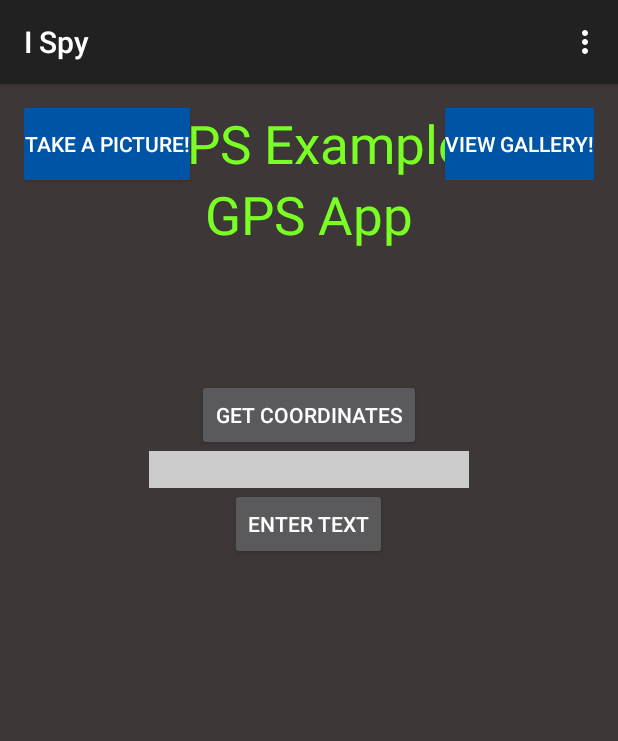
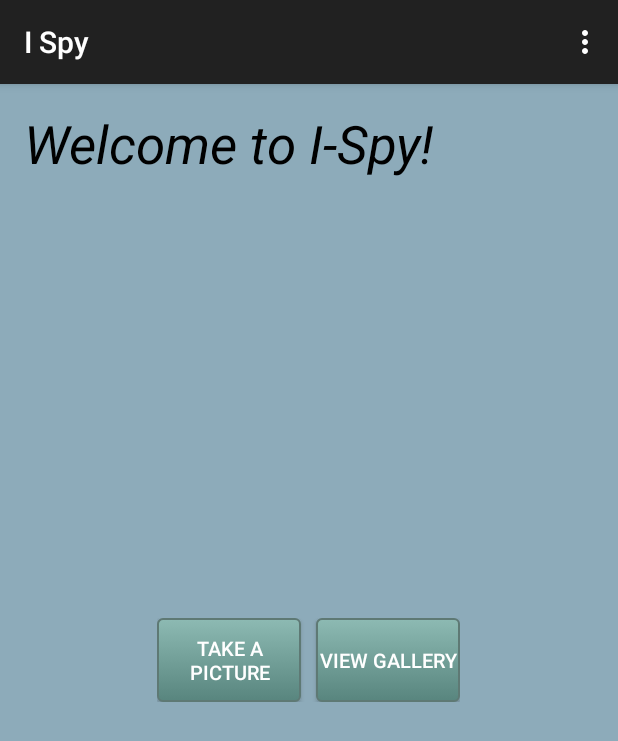
Before and after one commit to JohnReagan/i-spy-android, an Android app: the screen it shows after launch (MainActivity), on a phone screen of 412 x 824 dp. Shown: the top 741 px of the screen. Run offline under Robolectric (Android 15) with nearby library versions, the phone set to English and light mode, and no system bars.

Commit message:
Milestone 2
Images can now be saved to db with x, y, path, color, lat, and lng. Adds list view
with thumbnails for viewing images saved in database. Reworks home screen and uses
Material theme.

```diff
--- a/app/src/main/java/edu/virginia/cs/cs4720/ispy/MainActivity.java
+++ b/app/src/main/java/edu/virginia/cs/cs4720/ispy/MainActivity.java
@@ -1,9 +1,9 @@
 package edu.virginia.cs.cs4720.ispy;
-
 
 
 import android.app.Activity;
 import android.content.Intent;
+import android.content.res.Configuration;
 import android.net.Uri;
 import android.os.Bundle;
 import android.view.Menu;
@@ -13,7 +13,6 @@ import android.widget.Button;
 import android.widget.EditText;
 import android.widget.ImageView;
 import android.widget.TextView;
-import android.widget.Toast;
 
 import java.util.List;
 
@@ -21,6 +20,7 @@ public class MainActivity extends Activity {
     Button b1, b2;
     Button camButt;
     Button galButt;
+    Button guessButt;
     TextView tv;
     EditText et;
     int TAKE_PIC = 1;
@@ -34,41 +34,24 @@ public class MainActivity extends Activity {
     GPS gps;
 
     @Override
+    public void onConfigurationChanged(Configuration newConfig) {
+        super.onConfigurationChanged(newConfig);
+    }
+
+    @Override
     protected void onCreate(Bundle savedInstanceState) {
         super.onCreate(savedInstanceState);
         setContentView(R.layout.activity_main);
         ivImage = (ImageView)findViewById(R.id.ivImage);
-        b1 = (Button) findViewById(R.id.button1);
 
 
-        b1.setOnClickListener( new View.OnClickListener() {
-            public void onClick(View view) {
-                et = (EditText)findViewById(R.id.edit);
-                tv = (TextView)findViewById(R.id.textView2);
-                tv.setText("Welcome "+et.getText().toString()+"!");
-            }
-        });
-
-        b2 = (Button) findViewById(R.id.button);
-
-
-
-        b2.setOnClickListener(new View.OnClickListener() {
-            @Override
-            public void onClick(View arg0) {
-                gps = new GPS(MainActivity.this);
-
-                if (gps.canGetLocation()) {
-
-                    double latitude = gps.getLatitude();
-                    double longitude = gps.getLongitude();
-
-                    Toast.makeText(getApplicationContext(), "your location is: \nLat" + latitude + "\nLon" + longitude, Toast.LENGTH_LONG).show();
-                } else {
-                    gps.showSettingsAlert();
-                }
-            }
-        });
+//        guessButt = (Button)findViewById(R.id.guessButt);
+//        guessButt.setOnClickListener(new View.OnClickListener() {
+//            @Override
+//            public void onClick(View v) {
+//
+//            }
+//        });
 
         camButt = (Button)findViewById(R.id.myButt);
 
--- /dev/null
+++ b/app/src/main/res/drawable/button.xml
@@ -0,0 +1,24 @@
+<?xml version="1.0" encoding="utf-8"?>
+<selector xmlns:android="http://schemas.android.com/apk/res/android">
+    <item android:state_pressed="true" >
+        <shape android:shape="rectangle"  >
+            <corners android:radius="3dip" />
+            <stroke android:width="1dip" android:color="#5e7974" />
+            <gradient android:angle="-90" android:startColor="#345953" android:endColor="#689a92"  />
+        </shape>
+    </item>
+    <item android:state_focused="true">
+        <shape android:shape="rectangle"  >
+            <corners android:radius="3dip" />
+            <stroke android:width="1dip" android:color="#5e7974" />
+            <solid android:color="#58857e"/>
+        </shape>
+    </item>
+    <item >
+        <shape android:shape="rectangle"  >
+            <corners android:radius="3dip" />
+            <stroke android:width="1dip" android:color="#5e7974" />
+            <gradient android:angle="-90" android:startColor="#8dbab3" android:endColor="#58857e" />
+        </shape>
+    </item>
+</selector>
--- a/app/src/main/res/layout/activity_main.xml
+++ b/app/src/main/res/layout/activity_main.xml
@@ -3,101 +3,85 @@
     android:layout_height="match_parent" android:paddingLeft="@dimen/activity_horizontal_margin"
     android:paddingRight="@dimen/activity_horizontal_margin"
     android:paddingTop="@dimen/activity_vertical_margin"
-    android:background="#3D3737"
+    android:background="#8dabba"
     android:paddingBottom="@dimen/activity_vertical_margin" tools:context=".MainActivity">
 
-    <TextView android:text="GPS Example" android:layout_width="wrap_content"
+    <TextView android:text="@string/welcome" android:layout_width="wrap_content"
         android:layout_height="wrap_content"
         android:id="@+id/textview"
-        android:textSize="35dp"
+        android:textSize="35sp"
+        android:textStyle="italic"
         android:layout_alignParentTop="true"
-        android:layout_centerHorizontal="true"
-        android:textColor="#ff7aff24"
+        android:layout_alignParentLeft="true"
+        android:layout_alignParentStart="true"
+        android:textColor="#000000"
         />
 
-
-
-    <TextView
+    <LinearLayout
         android:layout_width="wrap_content"
         android:layout_height="wrap_content"
-        android:text="GPS App"
-        android:id="@+id/textView"
-        android:layout_below="@+id/textview"
+        android:orientation="horizontal"
+        android:layout_centerInParent="true"
         android:layout_centerHorizontal="true"
-        android:textColor="#ff7aff24"
-        android:textSize="35dp" />
-
-    <TextView
-        android:layout_width="wrap_content"
-        android:layout_height="wrap_content"
-        android:id="@+id/textView2"
-        android:layout_below="@+id/textView"
-        android:layout_centerHorizontal="true"
-        android:textColor="#ff7aff24"
-        android:textSize="35dp"
-        />
-
+        android:id="@+id/row1">
 
         <Button
-        android:layout_width="wrap_content"
-        android:layout_height="wrap_content"
-        android:text="Take a picture!"
+            android:layout_width="0.0dip"
+            android:layout_height="fill_parent"
+            android:layout_weight="1"
+            android:layout_marginRight="10dp"
+            android:layout_marginEnd="10dp"
+            android:text="@string/picture"
+            android:textSize="13sp"
             android:id="@+id/myButt"
-        android:background="#0054a6"
-        />
-    <FrameLayout
-        android:layout_width="fill_parent"
-        android:layout_height="wrap_content">
-        <Button
-            android:layout_width="wrap_content"
-            android:layout_height="wrap_content"
-            android:text="View gallery!"
-            android:id="@+id/galButt"
-            android:background="#0054a6"
-            android:layout_gravity="bottom|right"
-            />
-
-    </FrameLayout>
-
-
-
-    <Button
-        android:layout_width="wrap_content"
-        android:layout_height="wrap_content"
-        android:text="Get coordinates"
-        android:id="@+id/button"
-        android:layout_below="@+id/textView"
-        android:layout_centerHorizontal="true"
-        android:layout_marginTop="86dp" />
-
-    <EditText
-        android:layout_width="wrap_content"
-        android:layout_height="wrap_content"
-        android:layout_weight="1"
-        android:id="@+id/edit"
-        android:layout_below="@+id/button"
-        android:layout_centerHorizontal="true"
-        android:background="#CCCCCC"
-        android:ems="10"
-        android:inputType="textPersonName"
+            android:background="@drawable/button"
             />
 
         <Button
-        android:layout_width="wrap_content"
-        android:layout_height="wrap_content"
+            android:layout_width="0.0dip"
+            android:layout_height="fill_parent"
             android:layout_weight="1"
-        android:layout_centerHorizontal="true"
-        android:layout_below="@+id/edit"
-        android:text="Enter text"
-        android:id="@+id/button1"
-
+            android:text="@string/gallery"
+            android:id="@+id/galButt"
+            android:textSize="13sp"
+            android:background="@drawable/button"
             />
 
+    </LinearLayout>
+
+    <!--<LinearLayout-->
+        <!--android:layout_width="wrap_content"-->
+        <!--android:layout_height="wrap_content"-->
+        <!--android:orientation="horizontal"-->
+        <!--android:layout_centerInParent="true"-->
+        <!--android:layout_centerHorizontal="true"-->
+        <!--android:id="@+id/row2"-->
+        <!--android:layout_above="@+id/row1"-->
+        <!--android:layout_marginBottom="20dp">-->
+
             <!--<Button-->
-        <!--android:layout_width="wrap_content"-->
-        <!--android:layout_height="wrap_content" -->
-        <!--android:layout_centerHorizontal="true"-->
-        <!--android:text/>-->
+                <!--android:layout_width="0.0dip"-->
+                <!--android:layout_height="fill_parent"-->
+                <!--android:layout_weight="1"-->
+                <!--android:text="@string/score"-->
+                <!--android:textSize="13sp"-->
+                <!--android:id="@+id/scoreButt"-->
+                <!--android:background="@drawable/button"-->
+                <!--android:layout_marginRight="10dp"-->
+                <!--android:layout_marginEnd="10dp"-->
+                <!--/>-->
+
+            <!--<Button-->
+                <!--android:layout_width="0.0dip"-->
+                <!--android:layout_height="fill_parent"-->
+                <!--android:layout_weight="1"-->
+                <!--android:text="@string/guess"-->
+                <!--android:id="@+id/guessButt"-->
+                <!--android:background="@drawable/button"-->
+                <!--/>-->
+    <!--</LinearLayout>-->
+
+
     <LinearLayout
         android:layout_width="match_parent"
         android:layout_height="match_parent">
--- a/app/src/main/res/values/strings.xml
+++ b/app/src/main/res/values/strings.xml
@@ -1,7 +1,12 @@
 <resources>
-    <string name="app_name">I Spy</string>
 
     <string name="hello_world">Hello world!</string>
+    <string name="app_name">I Spy</string>
+    <string name="gallery">View gallery</string>
+    <string name="score">Scoreboard</string>
+    <string name="guess">Guess</string>
+    <string name="picture">Take a picture</string>
+    <string name="welcome">Welcome to I-Spy!</string>
     <string name="action_settings">Settings</string>
     <string name="title_activity_android_custom_gallery">AndroidCustomGallery</string>
     <string name="title_activity_picture_list">Picture List</string>
```
Also changed, not shown: app/src/main/AndroidManifest.xml (+17 -4 lines), app/src/main/java/edu/virginia/cs/cs4720/ispy/AndroidCustomGallery.java (+68 -38 lines), app/src/main/java/edu/virginia/cs/cs4720/ispy/CameraPhotoCapture.java (+28 -5 lines), app/src/main/java/edu/virginia/cs/cs4720/ispy/PhotoView.java (added, +93 -0 lines), app/src/main/java/edu/virginia/cs/cs4720/ispy/PictureList.java (+28 -10 lines), app/src/main/res/layout/activity_android_custom_gallery.xml (+10 -8 lines), app/src/main/res/layout/activity_camera_photo_capture.xml (+17 -15 lines), app/src/main/res/layout/activity_photo_view.xml (added, +34 -0 lines), 2 other files. Lines whose indentation alone changed are shown as unchanged.
